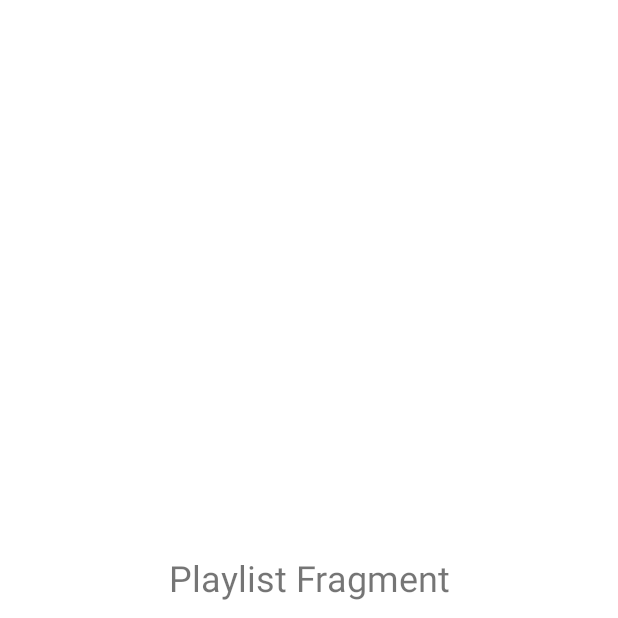
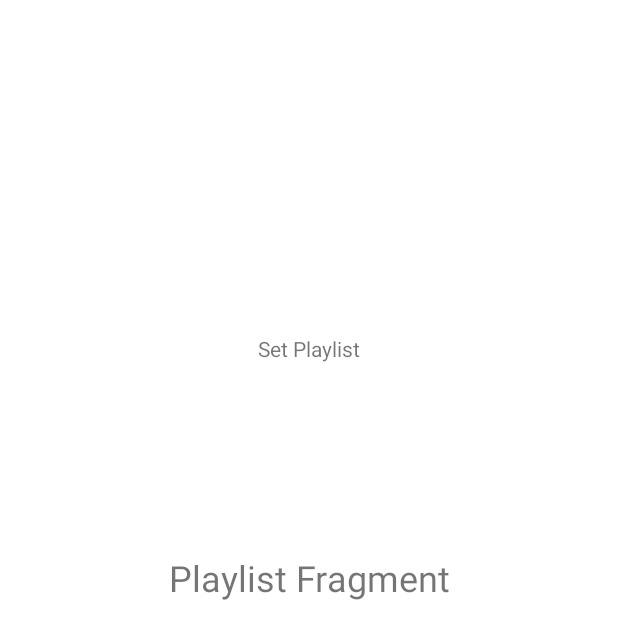
Before and after one commit to PuttTim/mastif-app, an Android app: the PlaylistFragment screen opened through its navigation route, on a phone screen of 412 x 824 dp, the top half of it. Run offline under Robolectric (Android 15) with nearby library versions, the phone set to English and light mode, and no system bars; our stand-ins replace Firebase (no records; nobody signed in at launch, a user with empty details on screens opened directly), navigation-ui.

Commit message:
Playlists to Firestore concept and added Logout with Google Authentication
 - Will be cleaning up FirestoreRepository code next

 - XML for PlaylistFragment and PlaylistCreate will be next as well

Took 3 hours 18 minutes

```diff
--- a/app/src/main/java/com/putttim/mastif/Fragments/HomeFragment.java
+++ b/app/src/main/java/com/putttim/mastif/Fragments/HomeFragment.java
@@ -5,35 +5,51 @@ import android.content.pm.ActivityInfo;
 import android.os.Bundle;
 
 import androidx.fragment.app.Fragment;
+import androidx.lifecycle.ViewModelProvider;
 
 import android.util.Log;
 import android.view.LayoutInflater;
 import android.view.View;
 import android.view.ViewGroup;
 
+import com.google.android.gms.auth.api.signin.GoogleSignIn;
+import com.google.android.gms.auth.api.signin.GoogleSignInClient;
+import com.google.android.gms.auth.api.signin.GoogleSignInOptions;
 import com.google.firebase.auth.FirebaseAuth;
 import com.putttim.mastif.LauncherActivity;
+import com.putttim.mastif.LoginActivity;
 import com.putttim.mastif.MainActivity;
+import com.putttim.mastif.ViewModels.SharedViewModel;
 import com.putttim.mastif.databinding.FragmentHomeBinding;
 
 
 public class HomeFragment extends Fragment {
     private FragmentHomeBinding B;
+    private SharedViewModel sharedVM;
 
     @Override
     public View onCreateView(LayoutInflater inflater, ViewGroup container,
                              Bundle savedInstanceState) {
         B = FragmentHomeBinding.inflate(inflater, container, false);
+        sharedVM = new ViewModelProvider(requireActivity()).get(SharedViewModel.class);
 
         getActivity().setRequestedOrientation(ActivityInfo.SCREEN_ORIENTATION_UNSPECIFIED);
 
-        B.btnLogout.setOnClickListener(new View.OnClickListener() {
-            @Override
-            public void onClick(View v) {
-                FirebaseAuth.getInstance().signOut();
-                Log.d("LogD HomeFragment", "Logged Out Successful");
-                startActivity(new Intent(requireActivity(), LauncherActivity.class));
-            }
+        GoogleSignInOptions gso = new GoogleSignInOptions
+                .Builder(GoogleSignInOptions.DEFAULT_SIGN_IN)
+                .build();
+
+        GoogleSignInClient googleSignInClient= GoogleSignIn.getClient(requireActivity(), gso);
+
+        // Logs out the user in both Google and Firebase and sends the user to LauncherActivity
+        // in the event they want to login again.
+        B.btnLogout.setOnClickListener(v -> {
+            googleSignInClient.signOut();
+            Log.d("LogD HomeFragment", "Google logged out successful");
+            FirebaseAuth.getInstance().signOut();
+            Log.d("LogD HomeFragment", "Firebase logged Out successful");
+            startActivity(new Intent(requireActivity(), LauncherActivity.class));
+
         });
 
         // Inflate the layout for this fragment
--- a/app/src/main/java/com/putttim/mastif/Fragments/PlaylistFragment.java
+++ b/app/src/main/java/com/putttim/mastif/Fragments/PlaylistFragment.java
@@ -3,20 +3,35 @@ package com.putttim.mastif.Fragments;
 import android.content.pm.ActivityInfo;
 import android.os.Bundle;
 import androidx.fragment.app.Fragment;
+import androidx.lifecycle.ViewModelProvider;
+
 import android.view.LayoutInflater;
 import android.view.View;
 import android.view.ViewGroup;
 
+import com.putttim.mastif.Objects.Playlist;
+import com.putttim.mastif.ViewModels.SharedViewModel;
 import com.putttim.mastif.databinding.FragmentPlaylistBinding;
 
 
 public class PlaylistFragment extends Fragment {
     private FragmentPlaylistBinding B;
+    private SharedViewModel sharedVM;
 
     @Override
     public View onCreateView(LayoutInflater inflater, ViewGroup container,
                              Bundle savedInstanceState) {
         B = FragmentPlaylistBinding.inflate(inflater, container, false);
+        sharedVM = new ViewModelProvider(requireActivity()).get(SharedViewModel.class);
+
+        Playlist playlist = new Playlist();
+
+        B.btnSetPlaylist.setOnClickListener(new View.OnClickListener() {
+            @Override
+            public void onClick(View v) {
+                sharedVM.setPlaylistSongs(playlist);
+            }
+        });
 
         getActivity().setRequestedOrientation(ActivityInfo.SCREEN_ORIENTATION_UNSPECIFIED);
 
--- a/app/src/main/res/layout/fragment_playlist.xml
+++ b/app/src/main/res/layout/fragment_playlist.xml
@@ -19,16 +19,15 @@
         app:layout_constraintTop_toTopOf="parent"
         />
 
-    <ImageView
-        android:id="@+id/imageView"
+    <TextView
+        android:id="@+id/btnSetPlaylist"
         android:layout_width="wrap_content"
         android:layout_height="wrap_content"
-        app:layout_constraintBottom_toTopOf="@+id/playerText"
+        android:text="Set Playlist"
+        app:layout_constraintBottom_toBottomOf="parent"
         app:layout_constraintEnd_toEndOf="parent"
-        app:layout_constraintHorizontal_bias="0.498"
         app:layout_constraintStart_toStartOf="parent"
         app:layout_constraintTop_toTopOf="parent"
-        app:layout_constraintVertical_bias="0.0"
-        tools:src="@tools:sample/avatars" />
+        app:layout_constraintVertical_bias="0.297" />
 
 </androidx.constraintlayout.widget.ConstraintLayout>
```
Also changed, not shown: app/src/main/java/com/putttim/mastif/FirestoreRepository.java (+40 -6 lines), app/src/main/java/com/putttim/mastif/LauncherActivity.java (+8 -0 lines), app/src/main/java/com/putttim/mastif/LoginActivity.java (+8 -5 lines), app/src/main/java/com/putttim/mastif/Objects/Playlist.java (+8 -0 lines), app/src/main/java/com/putttim/mastif/Objects/User.java (+1 -7 lines), app/src/main/java/com/putttim/mastif/ViewModels/SharedViewModel.java (+19 -3 lines).
